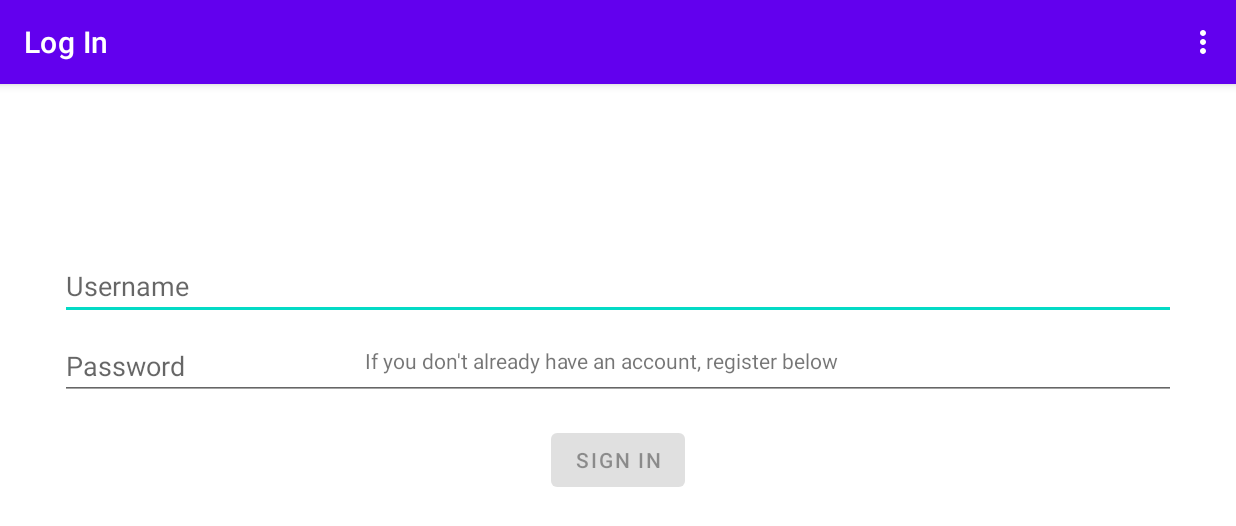
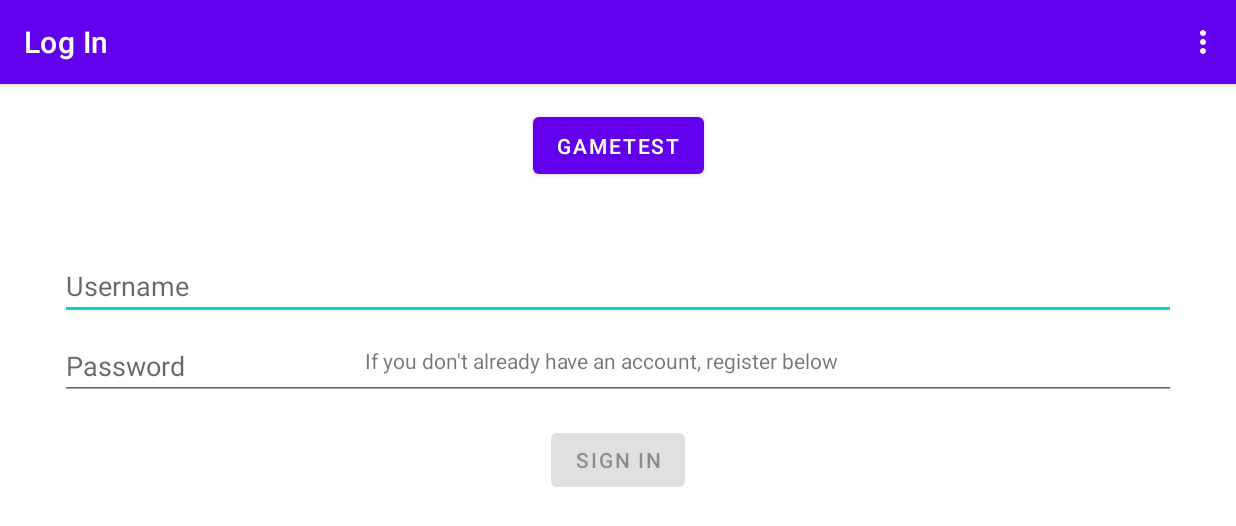
Before and after one commit to BFaras/ZheScrabbbbbble, an Android app: the screen it shows after launch (MainActivity), on a phone screen of 824 x 412 dp (held sideways). Shown: the top 526 px of the screen. Run offline under Robolectric (Android 15) with nearby library versions, the phone set to English and light mode, and no system bars; our stand-ins replace navigation-ui; libraries missing offline, so code that uses them is left out: io.socket.client; 2 statements that could not run were skipped.

Commit message:
Ajout d'un bouton dans page login pour tester la vue du jeu (à supprimer)

```diff
--- a/client-light/app/src/main/java/com/example/testchatbox/login/LoginFragment.kt
+++ b/client-light/app/src/main/java/com/example/testchatbox/login/LoginFragment.kt
@@ -49,6 +49,8 @@ class LoginFragment : Fragment() {
         val loginButton = binding.login
         var registerButton = binding.register
         val loadingProgressBar = binding.loading
+
+        val gameTestButton = binding.gameTest
 
         loginViewModel.loginFormState.observe(viewLifecycleOwner,
             Observer { loginFormState ->
@@ -114,6 +116,10 @@ class LoginFragment : Fragment() {
         registerButton.setOnClickListener {
             findNavController().navigate(R.id.action_loginFragment_to_registerFragment)
         }
+
+        gameTestButton.setOnClickListener {
+            findNavController().navigate(R.id.action_loginFragment_to_fullscreenFragment)
+        }
     }
 
     private fun updateUiWithUser(model: LoggedInUserView) {
--- a/client-light/app/src/main/res/layout/fragment_login.xml
+++ b/client-light/app/src/main/res/layout/fragment_login.xml
@@ -97,4 +97,15 @@
         app:layout_constraintEnd_toEndOf="parent"
         app:layout_constraintStart_toStartOf="parent"
         app:layout_constraintTop_toTopOf="@+id/register_message" />
+
+    <Button
+        android:layout_width="wrap_content"
+        android:id="@+id/gameTest"
+        android:text="GameTest"
+        app:layout_constraintStart_toStartOf="parent"
+        app:layout_constraintEnd_toEndOf="parent"
+        app:layout_constraintTop_toTopOf="parent"
+        android:layout_height="50dp">
+
+    </Button>
 </androidx.constraintlayout.widget.ConstraintLayout>
--- a/client-light/app/src/main/res/navigation/nav_graph.xml
+++ b/client-light/app/src/main/res/navigation/nav_graph.xml
@@ -39,6 +39,9 @@
         <action
             android:id="@+id/action_loginFragment_to_registerFragment"
             app:destination="@id/registerFragment" />
+        <action
+            android:id="@+id/action_loginFragment_to_fullscreenFragment"
+            app:destination="@id/fullscreenFragment" />
     </fragment>
     <fragment
         android:id="@+id/registerFragment"
@@ -50,4 +53,9 @@
             app:destination="@id/FirstFragment" />
 
     </fragment>
+    <fragment
+        android:id="@+id/fullscreenFragment"
+        android:name="com.example.testchatbox.FullscreenFragment"
+        android:label="fragment_fullscreen"
+        tools:layout="@layout/fragment_fullscreen" />
 </navigation>
```
